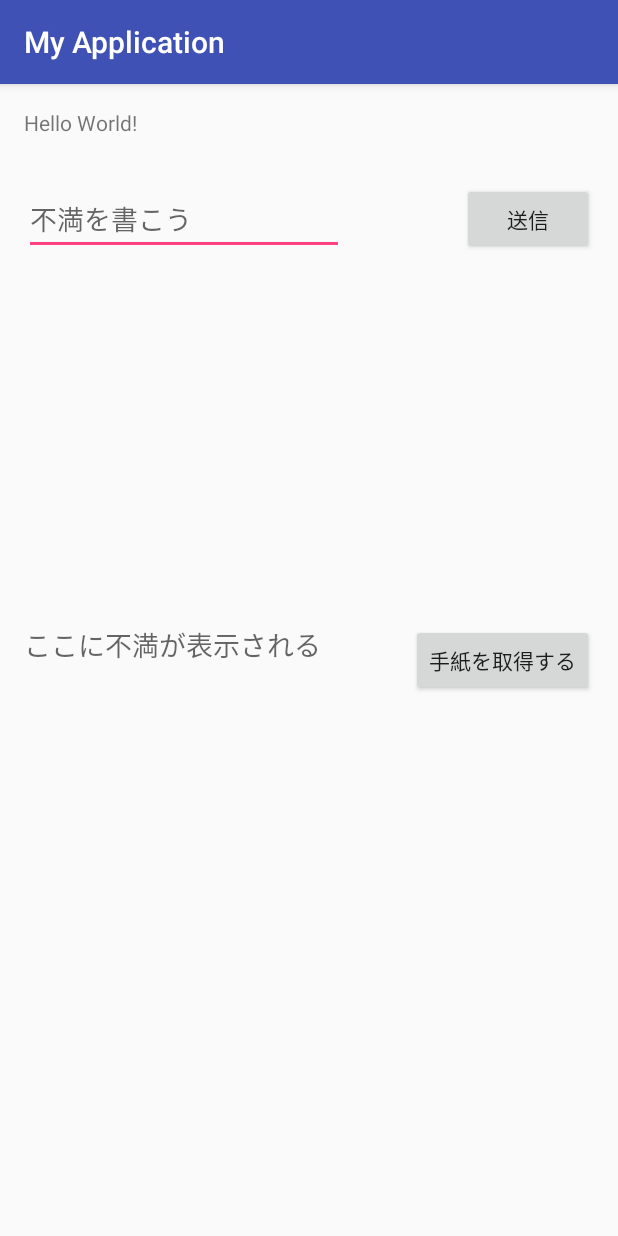
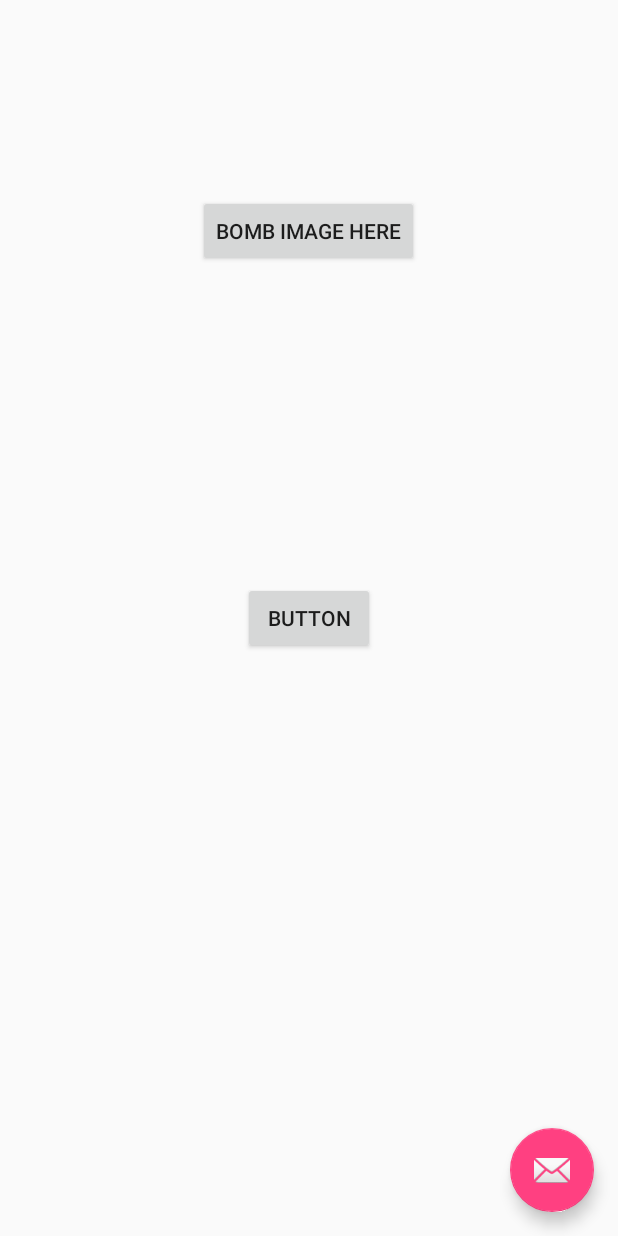
Before and after one commit to cnc-shimo/dokidoki-memorial, an Android app: the screen it shows after launch (MainActivity), on a phone screen of 412 x 824 dp. Run offline under Robolectric (Android 15) with nearby library versions, the phone set to English and light mode, and no system bars.

Commit message:
[update] change to use Fragment

```diff
--- a/client/app/build.gradle
+++ b/client/app/build.gradle
@@ -25,5 +25,8 @@ dependencies {
         exclude group: 'com.android.support', module: 'support-annotations'
     })
     compile 'com.android.support:appcompat-v7:24.2.1'
+    compile 'com.android.support:design:24.2.1'
     testCompile 'junit:junit:4.12'
+
+
 }
--- a/client/app/src/main/AndroidManifest.xml
+++ b/client/app/src/main/AndroidManifest.xml
@@ -11,7 +11,10 @@
         android:label="@string/app_name"
         android:supportsRtl="true"
         android:theme="@style/AppTheme">
-        <activity android:name=".MainActivity">
+        <activity
+            android:name=".MainActivity"
+            android:label="@string/app_name"
+            android:theme="@style/AppTheme.NoActionBar">
             <intent-filter>
                 <action android:name="android.intent.action.MAIN" />
 
--- a/client/app/src/main/java/me/mayok/myapplication/MainActivity.java
+++ b/client/app/src/main/java/me/mayok/myapplication/MainActivity.java
@@ -1,110 +1,24 @@
 package me.mayok.myapplication;
 
-import android.os.AsyncTask;
+import android.support.v4.app.FragmentManager;
+import android.support.v4.app.FragmentTransaction;
 import android.support.v7.app.AppCompatActivity;
 import android.os.Bundle;
-import android.util.Log;
-import android.view.View;
-import android.widget.Button;
-import android.widget.TextView;
 
-import java.io.IOException;
-import java.io.InputStream;
-import java.io.InputStreamReader;
-import java.io.Reader;
-import java.io.UnsupportedEncodingException;
-import java.net.HttpURLConnection;
-import java.net.URL;
+public class MainActivity extends AppCompatActivity  {
 
-public class MainActivity extends AppCompatActivity implements View.OnClickListener {
-
-    private static final String DEBUG_TAG = "HttpExample";
-    private static String mURL = "https://www.mayok.me";
-    private TextView partnersFuman;
 
     @Override
     protected void onCreate(Bundle savedInstanceState) {
         super.onCreate(savedInstanceState);
         setContentView(R.layout.activity_main);
 
-        final Button postLetter = (Button)findViewById(R.id.post_letter);
-        final Button getLetter = (Button)findViewById(R.id.get_letter);
-        partnersFuman = (TextView)findViewById(R.id.partners_fuman);
+        if (savedInstanceState == null) {
+            FragmentManager manager = getSupportFragmentManager();
+            FragmentTransaction transaction = manager.beginTransaction();
 
-        postLetter.setOnClickListener(this);
-        getLetter.setOnClickListener(this);
-
-
-    }
-
-    @Override
-    public void onClick(View v) {
-        HTTPUtils httpUtils = new HTTPUtils(MainActivity.this);
-
-        switch(v.getId()) {
-            case R.id.get_letter:
-                if(httpUtils.isOnline()) {
-                    new DownloadTask().execute(mURL);
-                }
-                break;
-            case R.id.post_letter:
-                break;
-        }
-    }
-
-    private class DownloadTask extends AsyncTask<String, Void, String> {
-        @Override
-        protected String doInBackground(String... urls) {
-            try {
-                return downloadFrom(urls[0]);
-            } catch (IOException e) {
-                return "Unable to retrieve web page. URL may be invalid.";
-            }
-        }
-
-        // onPostExecute displays the results of the AsyncTask.
-        @Override
-        protected void onPostExecute(String result) {
-            partnersFuman.setText(result);
-        }
-
-        private String downloadFrom(String mURL) throws IOException {
-            InputStream is = null;
-
-            int len = 10;
-
-            try {
-                URL url = new URL(mURL);
-                HttpURLConnection conn = (HttpURLConnection) url.openConnection();
-                conn.setReadTimeout(10000 /* milliseconds */);
-                conn.setConnectTimeout(15000 /* milliseconds */);
-                conn.setRequestMethod("GET");
-                conn.setDoInput(true);
-
-                // Starts the query
-                conn.connect();
-                int response = conn.getResponseCode();
-                Log.d(DEBUG_TAG, "The response is: " + response);
-                is = conn.getInputStream();
-
-                // Convert the InputStream into a string
-                String contentAsString = readIt(is, len);
-                return contentAsString;
-
-            } finally {
-                if (is != null) {
-                    is.close();
-                }
-            }
-        }
-
-        // Reads an InputStream and converts it to a String.
-        private String readIt(InputStream stream, int len) throws IOException, UnsupportedEncodingException {
-            Reader reader = null;
-            reader = new InputStreamReader(stream, "UTF-8");
-            char[] buffer = new char[len];
-            reader.read(buffer);
-            return new String(buffer);
+            transaction.add(R.id.fragment_container, new MainFragment());
+            transaction.commit();
         }
     }
 }
--- /dev/null
+++ b/client/app/src/main/java/me/mayok/myapplication/MainFragment.java
@@ -0,0 +1,63 @@
+package me.mayok.myapplication;
+
+import android.content.Context;
+import android.os.Bundle;
+import android.support.design.widget.FloatingActionButton;
+import android.support.v4.app.Fragment;
+import android.view.LayoutInflater;
+import android.view.View;
+import android.view.ViewGroup;
+import android.widget.Button;
+
+/**
+ * Created by mayok on 2016/10/27.
+ */
+
+public class MainFragment extends Fragment {
+
+    private MainFragment self = this;
+
+    @Override
+    public void onCreate(Bundle savedInstanceState) {
+        super.onCreate(savedInstanceState);
+    }
+
+    @Override
+    public View onCreateView(LayoutInflater inflater, ViewGroup container, Bundle savedInstanceState) {
+        View rootView = inflater.inflate(R.layout.fragment_main, container, false);
+
+        final Button getLetter = (Button) rootView.findViewById(R.id.get_letter);
+        final FloatingActionButton composeLetter =
+                (FloatingActionButton) rootView.findViewById(R.id.compose_letter);
+
+
+        // when the getLetter button is clicked
+        getLetter.setOnClickListener(new View.OnClickListener() {
+            @Override
+            public void onClick(View v) {
+                Context context = getActivity();
+                HTTPUtils httpUtils = new HTTPUtils(context);
+                if (httpUtils.isOnline()) {
+                    new DownloadTask().execute(
+                            context.getResources().getString(R.string.API_URL)
+                    );
+                }
+            }
+        });
+
+        // when the composeLetter button is clicked
+        composeLetter.setOnClickListener(new View.OnClickListener() {
+            @Override
+            public void onClick(View v) {
+                getActivity().getSupportFragmentManager()
+                        .beginTransaction()
+                        .replace(R.id.fragment_container, new ComposeLetterFragment())
+                        .addToBackStack(null)
+                        .commit();
+            }
+        });
+
+        return rootView;
+
+    }
+}
--- a/client/app/src/main/res/layout/activity_main.xml
+++ b/client/app/src/main/res/layout/activity_main.xml
@@ -1,57 +1,16 @@
 <?xml version="1.0" encoding="utf-8"?>
 <RelativeLayout xmlns:android="http://schemas.android.com/apk/res/android"
+    xmlns:app="http://schemas.android.com/apk/res-auto"
     xmlns:tools="http://schemas.android.com/tools"
-    android:id="@+id/activity_main"
+    android:id="@+id/main_content"
+    android:fitsSystemWindows="true"
     android:layout_width="match_parent"
     android:layout_height="match_parent"
-    android:paddingBottom="@dimen/activity_vertical_margin"
-    android:paddingLeft="@dimen/activity_horizontal_margin"
-    android:paddingRight="@dimen/activity_horizontal_margin"
-    android:paddingTop="@dimen/activity_vertical_margin"
     tools:context="me.mayok.myapplication.MainActivity">
 
-    <TextView
-        android:layout_width="wrap_content"
-        android:layout_height="wrap_content"
-        android:text="Hello World!" />
-
-    <Button
-        android:text="送信"
-        android:layout_width="wrap_content"
-        android:layout_height="wrap_content"
-        android:id="@+id/post_letter"
-        android:layout_alignTop="@+id/editText"
-        android:layout_alignParentEnd="true" />
-
-    <EditText
-        android:hint="不満を書こう"
-        android:layout_width="wrap_content"
-        android:layout_height="wrap_content"
-        android:inputType="textPersonName"
-        android:ems="10"
-        android:layout_marginTop="50dp"
-        android:id="@+id/editText"
-        android:layout_below="@+id/textView"
-        android:layout_alignParentStart="true" />
-
-    <Button
-        android:text="手紙を取得する"
-        android:layout_width="wrap_content"
-        android:layout_height="wrap_content"
-        android:id="@+id/get_letter"
-        android:layout_centerVertical="true"
-        android:layout_alignParentEnd="true" />
-
-    <TextView
-        android:text="ここに不満が表示される"
-        android:layout_width="wrap_content"
-        android:layout_height="wrap_content"
-        android:layout_alignParentStart="true"
-        android:id="@+id/partners_fuman"
-        android:layout_alignEnd="@+id/editText"
-        android:layout_alignBottom="@+id/get_letter"
-        android:layout_alignTop="@+id/get_letter"
-        android:textAppearance="@android:style/TextAppearance.Material.Medium"
-        android:textAlignment="textStart" />
+    <FrameLayout
+        android:layout_width="match_parent"
+        android:layout_height="match_parent"
+        android:id="@+id/fragment_container" />
 
 </RelativeLayout>
--- /dev/null
+++ b/client/app/src/main/res/layout/fragment_main.xml
@@ -0,0 +1,47 @@
+<?xml version="1.0" encoding="utf-8"?>
+<RelativeLayout xmlns:android="http://schemas.android.com/apk/res/android"
+    xmlns:app="http://schemas.android.com/apk/res-auto"
+    android:layout_width="match_parent"
+    android:layout_height="match_parent"
+    android:id="@+id/fragment_main"
+    android:fitsSystemWindows="true">
+
+    <android.support.design.widget.CoordinatorLayout
+        android:id="@+id/coordinator_layout"
+        android:layout_width="match_parent"
+        android:layout_height="match_parent">
+
+
+        <android.support.design.widget.FloatingActionButton
+            android:id="@+id/compose_letter"
+            android:layout_width="wrap_content"
+            android:layout_height="wrap_content"
+            android:layout_gravity="end|bottom"
+            android:layout_margin="@dimen/fab_margin"
+            app:srcCompat="@android:drawable/ic_dialog_email" />
+
+    </android.support.design.widget.CoordinatorLayout>
+
+    <RelativeLayout
+        android:layout_width="match_parent"
+        android:layout_height="match_parent">
+
+        <Button
+            android:text="Bomb Image Here"
+            android:layout_width="wrap_content"
+            android:layout_height="wrap_content"
+            android:layout_alignParentTop="true"
+            android:layout_centerHorizontal="true"
+            android:layout_marginTop="130dp"
+            android:id="@+id/button2" />
+
+        <Button
+            android:text="Button"
+            android:layout_width="wrap_content"
+            android:layout_height="wrap_content"
+            android:layout_centerVertical="true"
+            android:layout_centerHorizontal="true"
+            android:id="@+id/get_letter" />
+    </RelativeLayout>
+
+</RelativeLayout>
--- a/client/app/src/main/res/values/dimens.xml
+++ b/client/app/src/main/res/values/dimens.xml
@@ -2,4 +2,7 @@
     <!-- Default screen margins, per the Android Design guidelines. -->
     <dimen name="activity_horizontal_margin">16dp</dimen>
     <dimen name="activity_vertical_margin">16dp</dimen>
+    <dimen name="fab_margin">16dp</dimen>
+    <dimen name="appbar_margin_top">-56dp</dimen>
+    <dimen name="appbar_padding_top">0dp</dimen>
 </resources>
--- a/client/app/src/main/res/values/strings.xml
+++ b/client/app/src/main/res/values/strings.xml
@@ -1,3 +1,4 @@
 <resources>
     <string name="app_name">My Application</string>
+    <string name="API_URL">https://www.mayok.me</string>
 </resources>
--- a/client/app/src/main/res/values/styles.xml
+++ b/client/app/src/main/res/values/styles.xml
@@ -8,4 +8,13 @@
         <item name="colorAccent">@color/colorAccent</item>
     </style>
 
+    <style name="AppTheme.NoActionBar" parent="AppTheme">
+        <item name="windowActionBar">false</item>
+        <item name="windowNoTitle">true</item>
+    </style>
+
+    <style name="AppTheme.AppBarOverlay" parent="ThemeOverlay.AppCompat.Dark.ActionBar" />
+
+    <style name="AppTheme.PopupOverlay" parent="ThemeOverlay.AppCompat.Light" />
+
 </resources>
```
Also changed, not shown: client/app/src/main/java/me/mayok/myapplication/ComposeLetterFragment.java (added, +36 -0 lines), client/app/src/main/java/me/mayok/myapplication/DownloadTask.java (added, +76 -0 lines), client/app/src/main/java/me/mayok/myapplication/HTTPUtils.java (+2 -11 lines), client/app/src/main/res/layout/fragment_compose.xml (added, +35 -0 lines).
